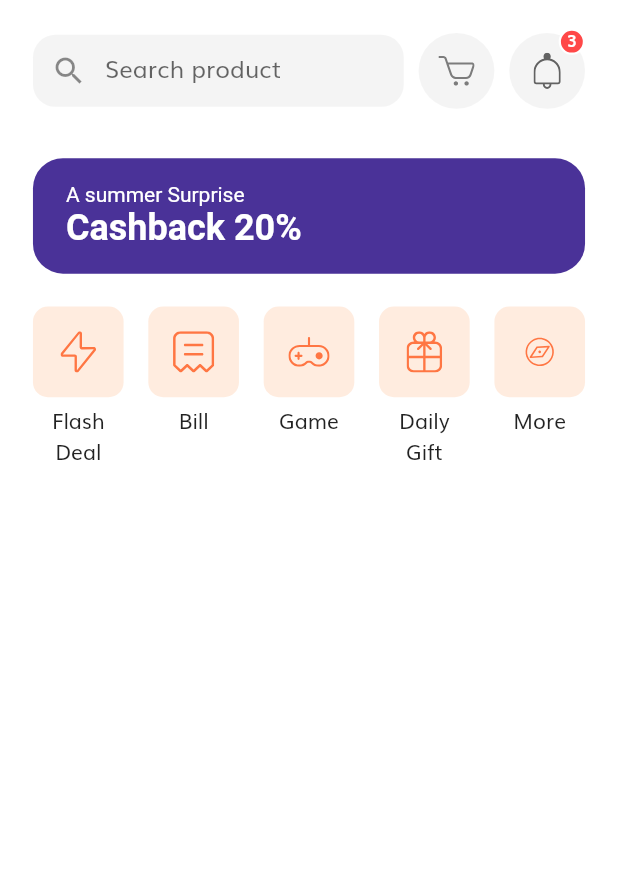
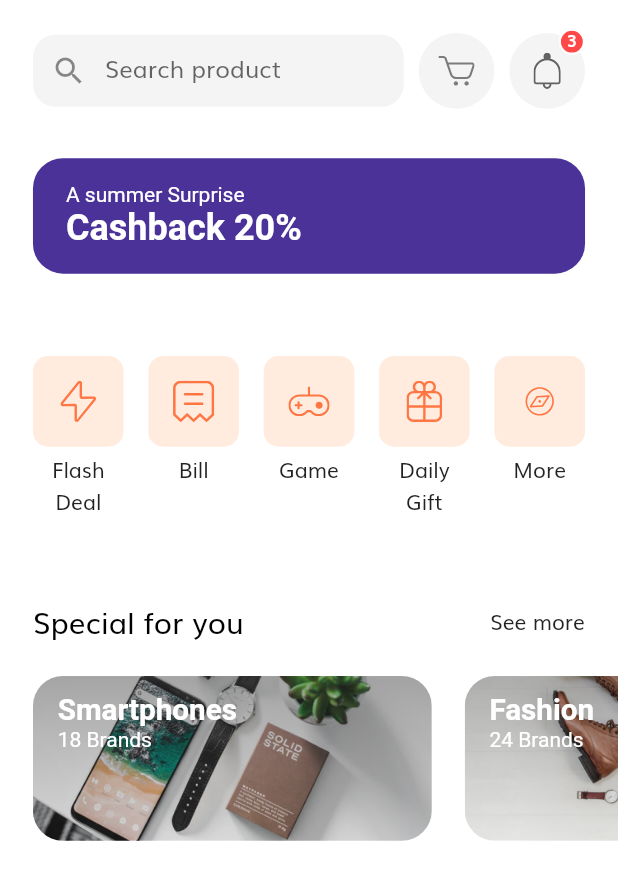
Before and after one commit to MorgueMorg/Tokoto-Flutter-E-Commerce, a Flutter app: the HomeScreen screen opened by its route, on a phone screen of 412 x 824 dp. Shown: the top 880 px of the screen. Run offline on Flutter 3.47's test engine with Material 2 defaults, Android fonts, the phone set to English and light mode, and no system bars; our stand-ins replace flutter_svg.

Commit message:
Finished special offers section in home screen :dna:

```diff
--- a/lib/screens/home/components/body.dart
+++ b/lib/screens/home/components/body.dart
@@ -1,6 +1,7 @@
 import 'package:e_commerce/screens/home/components/categories.dart';
 import 'package:e_commerce/screens/home/components/discount_banner.dart';
 import 'package:e_commerce/screens/home/components/home_header.dart';
+import 'package:e_commerce/screens/home/components/special_offers.dart';
 import 'package:e_commerce/size_config.dart';
 import 'package:flutter/material.dart';
 
@@ -17,7 +18,10 @@ class Body extends StatelessWidget {
             HomeHeader(),
             SizedBox(height: getProportionateScreenWidth(30)),
             DiscountBanner(),
+            SizedBox(height: getProportionateScreenWidth(30)),
             Categories(),
+            SizedBox(height: getProportionateScreenWidth(30)),
+            SpecialOffers(),
           ],
         ),
       ),
--- /dev/null
+++ b/lib/screens/home/components/section_title.dart
@@ -0,0 +1,36 @@
+import 'package:e_commerce/size_config.dart';
+import 'package:flutter/material.dart';
+
+class SectionTitle extends StatelessWidget {
+  const SectionTitle({
+    super.key,
+    required this.text,
+    required this.press,
+  });
+  final String text;
+  final GestureTapCallback press;
+
+  @override
+  Widget build(BuildContext context) {
+    return Padding(
+      padding:
+          EdgeInsets.symmetric(horizontal: getProportionateScreenWidth(20)),
+      child: Row(
+        mainAxisAlignment: MainAxisAlignment.spaceBetween,
+        children: [
+          Text(
+            text,
+            style: TextStyle(
+              fontSize: getProportionateScreenWidth(18),
+              color: Colors.black,
+            ),
+          ),
+          GestureDetector(
+            onTap: press,
+            child: Text("See more"),
+          ),
+        ],
+      ),
+    );
+  }
+}
--- /dev/null
+++ b/lib/screens/home/components/special_offers.dart
@@ -0,0 +1,110 @@
+import 'package:e_commerce/screens/home/components/section_title.dart';
+import 'package:e_commerce/size_config.dart';
+import 'package:flutter/material.dart';
+
+class SpecialOffers extends StatelessWidget {
+  const SpecialOffers({
+    super.key,
+  });
+
+  @override
+  Widget build(BuildContext context) {
+    return Column(
+      children: [
+        SectionTitle(
+          text: "Special for you",
+          press: () {},
+        ),
+        SizedBox(height: getProportionateScreenWidth(20)),
+        SingleChildScrollView(
+          scrollDirection: Axis.horizontal,
+          child: Row(
+            children: [
+              SpecialOfferCard(
+                image: "assets/images/Image Banner 2.png",
+                category: "Smartphones",
+                numberOfBrands: 18,
+                press: () {},
+              ),
+              SpecialOfferCard(
+                image: "assets/images/Image Banner 3.png",
+                category: "Fashion",
+                numberOfBrands: 24,
+                press: () {},
+              ),
+              SizedBox(width: getProportionateScreenWidth(20)),
+            ],
+          ),
+        ),
+      ],
+    );
+  }
+}
+
+class SpecialOfferCard extends StatelessWidget {
+  const SpecialOfferCard({
+    super.key,
+    required this.category,
+    required this.image,
+    required this.numberOfBrands,
+    required this.press,
+  });
+
+  final String category, image;
+  final int numberOfBrands;
+  final GestureTapCallback press;
+
+  @override
+  Widget build(BuildContext context) {
+    return Padding(
+      padding: EdgeInsets.only(left: getProportionateScreenWidth(20)),
+      child: SizedBox(
+        width: getProportionateScreenWidth(242),
+        height: getProportionateScreenWidth(100),
+        child: ClipRRect(
+          borderRadius: BorderRadius.circular(20),
+          child: Stack(
+            children: [
+              Image.asset(
+                image,
+                fit: BoxFit.cover,
+              ),
+              Container(
+                decoration: BoxDecoration(
+                  gradient: LinearGradient(
+                    begin: Alignment.topCenter,
+                    end: Alignment.bottomCenter,
+                    colors: [
+                      Color(0xFF343434).withOpacity(0.4),
+                      Color(0xFF343434).withOpacity(0.1),
+                    ],
+                  ),
+                ),
+              ),
+              Padding(
+                padding: EdgeInsets.symmetric(
+                    horizontal: getProportionateScreenWidth(15),
+                    vertical: getProportionateScreenWidth(10)),
+                child: Text.rich(
+                  TextSpan(
+                    style: TextStyle(color: Colors.white),
+                    children: [
+                      TextSpan(
+                        text: "$category\n",
+                        style: TextStyle(
+                          fontSize: getProportionateScreenWidth(18),
+                          fontWeight: FontWeight.bold,
+                        ),
+                      ),
+                      TextSpan(text: "$numberOfBrands Brands"),
+                    ],
+                  ),
+                ),
+              )
+            ],
+          ),
+        ),
+      ),
+    );
+  }
+}
```
